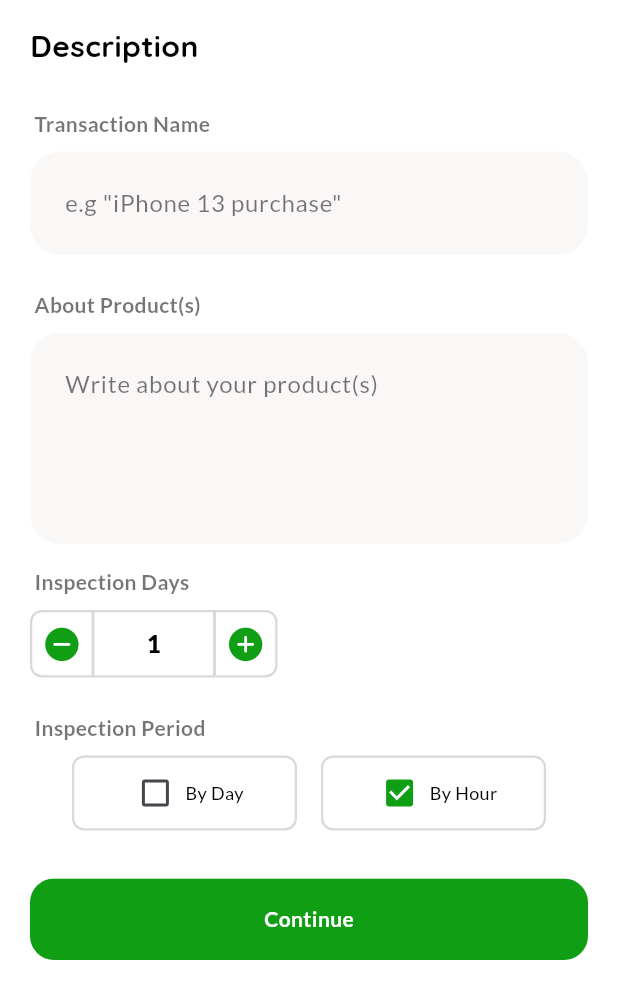
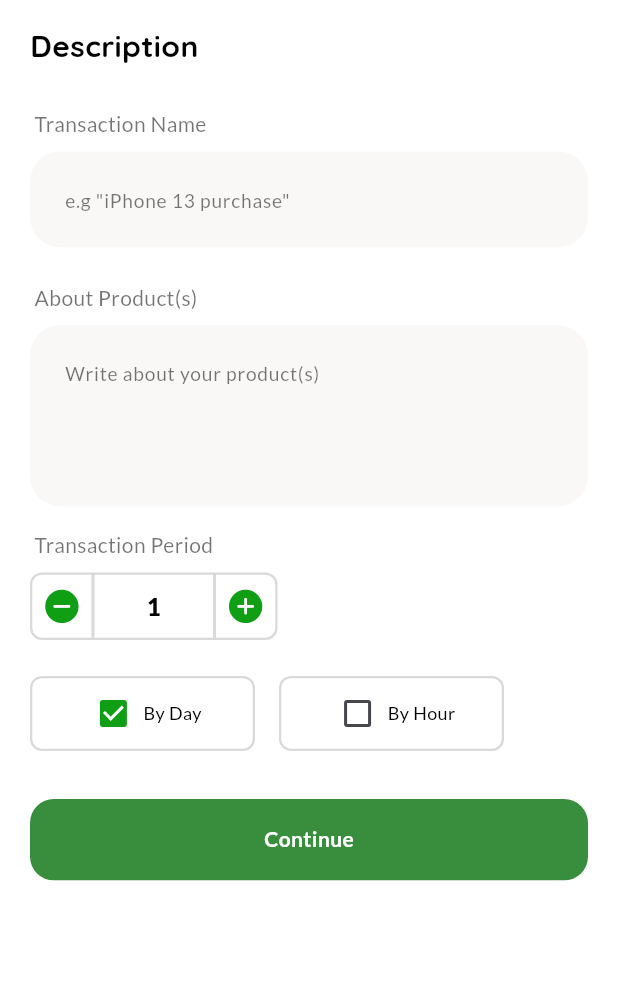
Before and after one commit to taiwoteni/troco, a Flutter app: the TransactionDescriptionPage screen opened directly, on a phone screen of 412 x 824 dp. Shown: the top 999 px of the screen. Run offline on Flutter 3.47's test engine with Material 3 defaults, Android fonts, the phone set to English and light mode, and no system bars; our stand-ins replace carousel_slider, email_validator, equatable, flutter_riverpod, flutter_svg, gap and 4 more; missing offline and left inert: croppy, nigerian_states_and_lga; accounts and stored records are empty.

```diff
--- a/lib/core/basecomponents/button/presentation/widget/button.dart
+++ b/lib/core/basecomponents/button/presentation/widget/button.dart
@@ -89,7 +89,7 @@ class _CustomButtonState extends ConsumerState<CustomButton> {
                   color: !enabled && !loading
                       ? ColorManager.tertiary
                       : (widget.small ?? false)
-                          ? ColorManager.accentColor
+                          ? ColorManager.themeColor
                           : ColorManager.themeColor),
               alignment: Alignment.center,
               child: loading
--- a/lib/core/basecomponents/texts/inputs/text-form-field.dart
+++ b/lib/core/basecomponents/texts/inputs/text-form-field.dart
@@ -143,7 +143,9 @@ class _InputFormFieldState extends ConsumerState<InputFormField> {
   TextStyle defaultStyle() {
     return TextStyle(
         color: ColorManager.primary,
-        fontSize: FontSizeManager.medium,
+        fontSize: widget.prefixIcon == null
+            ? FontSizeManager.medium * 0.8
+            : FontSizeManager.medium,
         fontWeight: FontWeightManager.medium,
         fontFamily: 'Lato');
   }
--- a/lib/features/chat/presentation/providers/chat-provider.dart
+++ b/lib/features/chat/presentation/providers/chat-provider.dart
@@ -43,7 +43,7 @@ final chatsStreamProvider = StreamProvider.autoDispose<List<Chat>>((ref) {
   final StreamController<List<Chat>> streamController = StreamController<List<Chat>>();
   final String groupId = ref.watch(chatsGroupProvider);
 
-  final periodic = Timer.periodic(const Duration(seconds: 4),(timer) {
+  final periodic = Timer.periodic(const Duration(milliseconds: 2025),(timer) {
       ref.watch(chatsListProvider(groupId)).whenData((chatsJson){
 
         final _chatsList = AppStorage.getChats(groupId: groupId).map((e) => e.toJson()).toList();
--- a/lib/features/transactions/presentation/views/create-transaction-screen.dart
+++ b/lib/features/transactions/presentation/views/create-transaction-screen.dart
@@ -48,6 +48,7 @@ class _CreateTransactionScreenState
               children: [
                 stages2(),
                 Divider(
+                  height: 1,
                   color: ColorManager.secondary.withOpacity(0.09),
                 ),
                 Expanded(
--- a/lib/features/transactions/presentation/views/transaction-description-page.dart
+++ b/lib/features/transactions/presentation/views/transaction-description-page.dart
@@ -28,7 +28,7 @@ class _TransactionDescriptionPageState
   final TextEditingController aboutProductController =
       TextEditingController(text: TransactionDataHolder.aboutProduct ?? "");
   final formKey = GlobalKey<FormState>();
-  bool inspectByDay = TransactionDataHolder.inspectionPeriod ?? false;
+  bool inspectByDay = TransactionDataHolder.inspectionPeriod ?? true;
   int inspectionDay = TransactionDataHolder.inspectionDays ?? 1;
 
   final buttonKey = UniqueKey();
@@ -39,13 +39,12 @@ class _TransactionDescriptionPageState
         resizeToAvoidBottomInset: false,
         body: Padding(
           padding: const EdgeInsets.only(
-              top: SizeManager.medium,
-              left: SizeManager.large,
-              right: SizeManager.large),
+              left: SizeManager.large, right: SizeManager.large),
           child: SingleChildScrollView(
               child: Form(
             key: formKey,
             child: Column(children: [
+              mediumSpacer(),
               title(),
               largeSpacer(),
               regularSpacer(),
@@ -86,7 +85,7 @@ class _TransactionDescriptionPageState
         InfoText(
           text: " Transaction Name",
           color: ColorManager.secondary,
-          fontWeight: FontWeightManager.semibold,
+          fontWeight: FontWeightManager.medium,
         ),
         regularSpacer(),
         InputFormField(
@@ -119,7 +118,7 @@ class _TransactionDescriptionPageState
         InfoText(
           text: " About Product(s)",
           color: ColorManager.secondary,
-          fontWeight: FontWeightManager.semibold,
+          fontWeight: FontWeightManager.medium,
         ),
         regularSpacer(),
         InputFormField(
@@ -148,15 +147,9 @@ class _TransactionDescriptionPageState
     return Column(
       crossAxisAlignment: CrossAxisAlignment.start,
       children: [
-        InfoText(
-          text: " Inspection Period",
-          color: ColorManager.secondary,
-          fontWeight: FontWeightManager.semibold,
-        ),
-        regularSpacer(),
         SingleChildScrollView(
           child: Row(
-            mainAxisAlignment: MainAxisAlignment.center,
+            mainAxisAlignment: MainAxisAlignment.start,
             children: [
               InkWell(
                 onTap: () => setState(() => inspectByDay = true),
@@ -184,7 +177,7 @@ class _TransactionDescriptionPageState
                           shape: RoundedRectangleBorder(
                               borderRadius: BorderRadius.circular(2),
                               side: BorderSide(
-                                  color: ColorManager.accentColor, width: 1.3)),
+                                  color: ColorManager.accentColor, width: 1)),
                           onChanged: (value) => null,
                         ),
                         Text(
@@ -225,7 +218,7 @@ class _TransactionDescriptionPageState
                           shape: RoundedRectangleBorder(
                               borderRadius: BorderRadius.circular(2),
                               side: BorderSide(
-                                  color: ColorManager.accentColor, width: 1.3)),
+                                  color: ColorManager.accentColor, width: 1)),
                           onChanged: (value) => null,
                         ),
                         Text(
@@ -251,9 +244,9 @@ class _TransactionDescriptionPageState
       crossAxisAlignment: CrossAxisAlignment.start,
       children: [
         InfoText(
-          text: " Inspection Days",
+          text: " Transaction Period",
           color: ColorManager.secondary,
-          fontWeight: FontWeightManager.semibold,
+          fontWeight: FontWeightManager.medium,
         ),
         regularSpacer(),
         Container(
@@ -308,7 +301,7 @@ class _TransactionDescriptionPageState
               Expanded(
                 child: InkWell(
                   onTap: () {
-                    if (inspectionDay < 10) {
+                    if (inspectionDay < 24) {
                       setState(() {
                         inspectionDay += 1;
                       });
```
Also changed, not shown: lib/features/chat/presentation/widgets/chat-widget.dart (+44 -56 lines).
